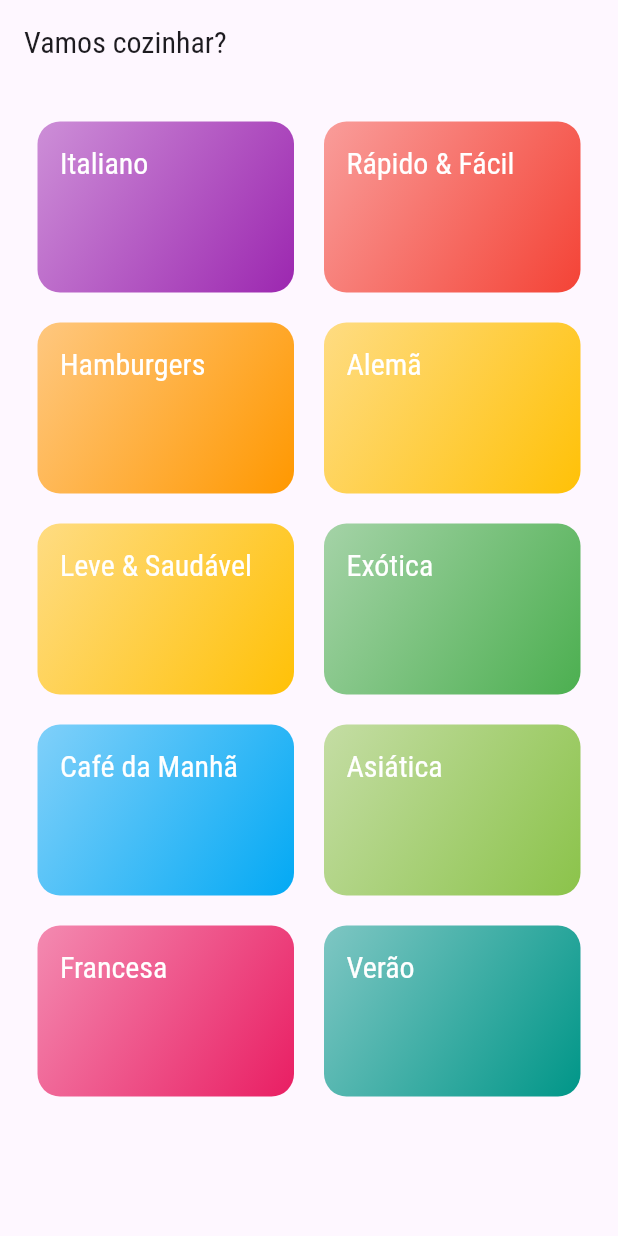
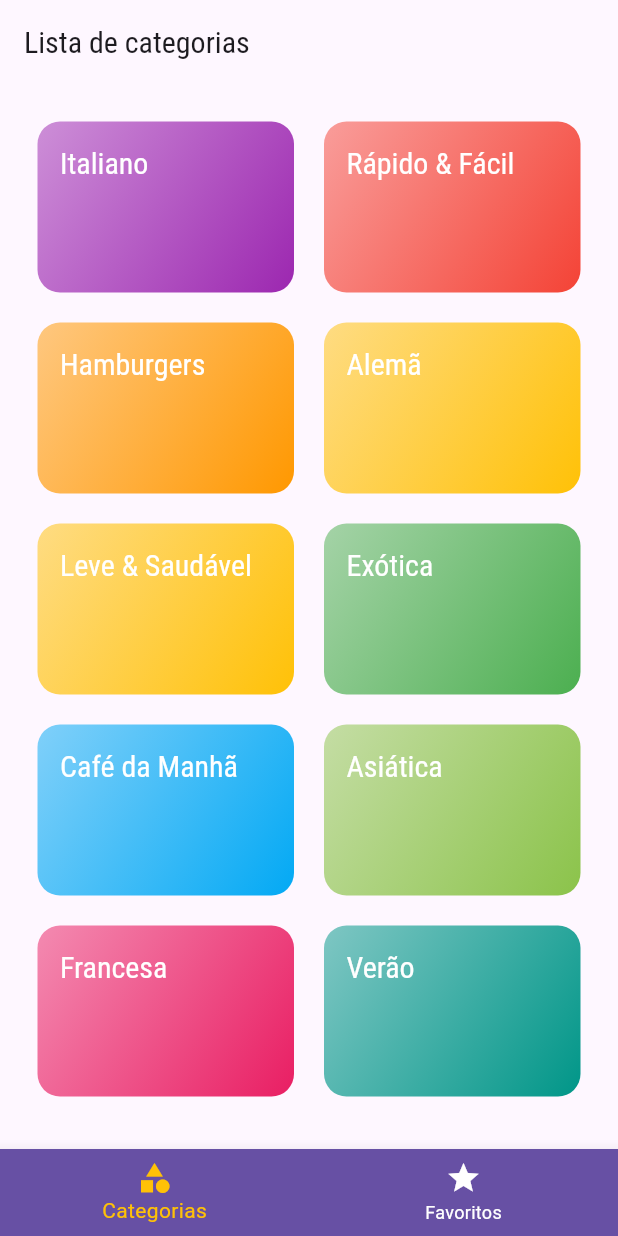
Before and after one commit to AjJordy/Flutter-Course, a Flutter app: the screen it shows after launch, on a phone screen of 412 x 824 dp. Run offline on Flutter 3.47's test engine with Material 3 defaults, Android fonts, the phone set to English and light mode, and no system bars.

Commit message:
feat: tab bar

```diff
--- a/meals/lib/main.dart
+++ b/meals/lib/main.dart
@@ -2,6 +2,7 @@ import 'package:flutter/material.dart';
 import 'package:meals/screens/categories_meals_screen.dart';
 import 'package:meals/screens/categories_screen.dart';
 import 'package:meals/screens/meal_detail_screen.dart';
+import 'package:meals/screens/tabs_screen.dart';
 import 'package:meals/utils/app_routes.dart';
 
 void main() => runApp(MyApp());
@@ -30,9 +31,9 @@ class MyApp extends StatelessWidget {
               ),
             ),
       ),
-      home: const CategoriesScreen(),
+      // home: const CategoriesScreen(),
       routes: {
-        AppRoutes.HOME: (ctx) => const CategoriesScreen(),
+        AppRoutes.HOME: (ctx) => const TabsScreen(),
         AppRoutes.CATEGORIES_MEALS: (ctx) => const CategoriesMealsScreen(),
         AppRoutes.MEAL_DETAIL: (ctx) => const MealDetailScreen(),
       },
--- a/meals/lib/screens/categories_meals_screen.dart
+++ b/meals/lib/screens/categories_meals_screen.dart
@@ -21,6 +21,7 @@ class CategoriesMealsScreen extends StatelessWidget {
       ),
       body: Center(
         child: ListView.builder(
+          itemCount: categoryMeals.length,
           itemBuilder: (ctx, index) {
             return MealItem(meal: categoryMeals[index]);
           },
--- a/meals/lib/screens/categories_screen.dart
+++ b/meals/lib/screens/categories_screen.dart
@@ -7,11 +7,7 @@ class CategoriesScreen extends StatelessWidget {
 
   @override
   Widget build(BuildContext context) {
-    return Scaffold(
-      appBar: AppBar(
-        title: const Text('Vamos cozinhar?'),
-      ),
-      body: GridView(
+    return GridView(
       padding: const EdgeInsets.all(25),
       gridDelegate: const SliverGridDelegateWithMaxCrossAxisExtent(
         maxCrossAxisExtent: 200,
@@ -22,7 +18,6 @@ class CategoriesScreen extends StatelessWidget {
       children: DUMMY_CATEGORIES.map((category) {
         return CategoryItem(category: category);
       }).toList(),
-      ),
     );
   }
 }
--- /dev/null
+++ b/meals/lib/screens/favorite_screen.dart
@@ -0,0 +1,12 @@
+import 'package:flutter/material.dart';
+
+class FavoriteScreen extends StatelessWidget {
+  const FavoriteScreen({super.key});
+
+  @override
+  Widget build(BuildContext context) {
+    return const Center(
+      child: Text('Minhas Refeições Favoritas'),
+    );
+  }
+}
--- /dev/null
+++ b/meals/lib/screens/tabs_screen.dart
@@ -0,0 +1,77 @@
+import 'package:flutter/material.dart';
+import 'package:meals/screens/categories_screen.dart';
+import 'package:meals/screens/favorite_screen.dart';
+
+class TabsScreen extends StatefulWidget {
+  const TabsScreen({super.key});
+
+  @override
+  State<TabsScreen> createState() => _TabsScreenState();
+}
+
+class _TabsScreenState extends State<TabsScreen> {
+  int _selectedScreenIndex = 0;
+  final List<Map<String, Object>> _screens = [
+    {'title': 'Lista de categorias', 'screen': const CategoriesScreen()},
+    {'title': 'Meus Favoritos', 'screen': const FavoriteScreen()},
+  ];
+
+  _selectScreen(int index) {
+    setState(() {
+      _selectedScreenIndex = index;
+    });
+  }
+
+  @override
+  Widget build(BuildContext context) {
+    /* Top Navigation Bar */
+    // return DefaultTabController(
+    //   length: 2,
+    //   // initialIndex: 1,
+    //   child: Scaffold(
+    //     appBar: AppBar(
+    //       title: const Text('Vamos cozinhar'),
+    //       bottom: const TabBar(
+    //         tabs: [
+    //           Tab(icon: Icon(Icons.category), text: 'Categorias'),
+    //           Tab(icon: Icon(Icons.star), text: 'Favoritos'),
+    //         ],
+    //       ),
+    //     ),
+    //     body: const TabBarView(
+    //       children: [
+    //         CategoriesScreen(),
+    //         FavoriteScreen(),
+    //       ],
+    //     ),
+    //   ),
+    // );
+
+    return Scaffold(
+      appBar: AppBar(
+        title: Text(_screens[_selectedScreenIndex]['title'] as String),
+      ),
+      body: _screens[_selectedScreenIndex]['screen'] as Widget,
+      bottomNavigationBar: BottomNavigationBar(
+        backgroundColor: Theme.of(context).primaryColor,
+        unselectedItemColor: Colors.white,
+        selectedItemColor: Theme.of(context).colorScheme.secondary,
+        onTap: _selectScreen,
+        currentIndex: _selectedScreenIndex,
+        // type: BottomNavigationBarType.shifting,
+        items: const [
+          BottomNavigationBarItem(
+            // backgroundColor: Theme.of(context).primaryColor,
+            icon: Icon(Icons.category),
+            label: 'Categorias',
+          ),
+          BottomNavigationBarItem(
+            // backgroundColor: Theme.of(context).primaryColor,
+            icon: Icon(Icons.star),
+            label: 'Favoritos',
+          )
+        ],
+      ),
+    );
+  }
+}
```
Lines whose indentation alone changed are shown as unchanged.
